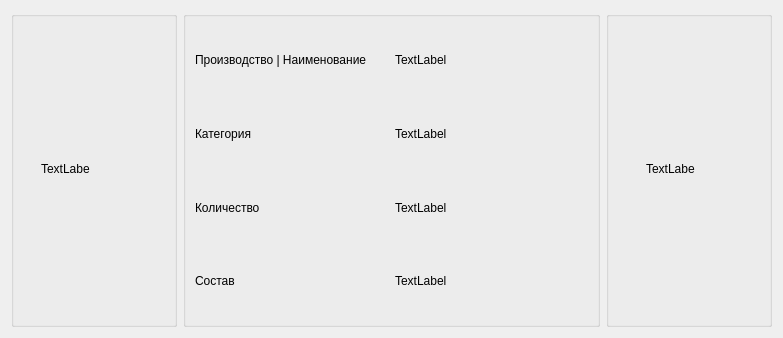
Old version of the form shoes-main/tovar.ui in the repository dcherep/shoes.
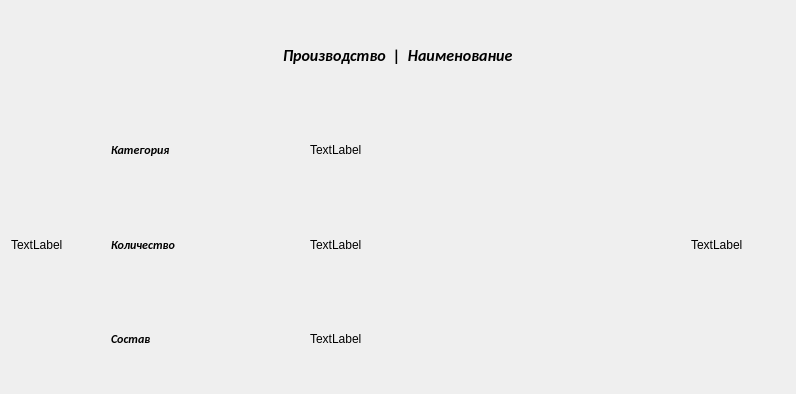
New version of the form.

What changed in the file:
```diff
--- a/shoes-main/tovar.ui
+++ b/shoes-main/tovar.ui
@@ -6,120 +6,122 @@
    <rect>
     <x>0</x>
     <y>0</y>
-    <width>783</width>
-    <height>338</height>
+    <width>796</width>
+    <height>394</height>
    </rect>
   </property>
   <property name="windowTitle">
    <string>Form</string>
   </property>
-  <layout class="QHBoxLayout" name="horizontalLayout" stretch="2,5,2">
-   <item>
-    <widget class="QGroupBox" name="groupBox">
-     <property name="title">
-      <string/>
-     </property>
-     <widget class="QLabel" name="lbl_image">
-      <property name="geometry">
-       <rect>
-        <x>30</x>
-        <y>150</y>
-        <width>49</width>
-        <height>16</height>
-       </rect>
-      </property>
-      <property name="text">
-       <string>TextLabel</string>
-      </property>
-      <property name="scaledContents">
-       <bool>true</bool>
-      </property>
-     </widget>
-    </widget>
-   </item>
-   <item>
-    <widget class="QGroupBox" name="groupBox_2">
-     <property name="title">
-      <string/>
-     </property>
-     <layout class="QGridLayout" name="gridLayout">
-      <item row="3" column="0">
-       <widget class="QLabel" name="label_5">
-        <property name="text">
-         <string>Состав</string>
-        </property>
-       </widget>
-      </item>
-      <item row="1" column="0">
+  <layout class="QGridLayout" name="gridLayout_2" columnstretch="1,1,1,4,1,0,0,0,0,0">
+   <item row="2" column="1">
        <widget class="QLabel" name="label_3">
+     <property name="font">
+      <font>
+       <family>Calibri</family>
+       <italic>true</italic>
+       <bold>true</bold>
+      </font>
+     </property>
         <property name="text">
          <string>Категория</string>
         </property>
        </widget>
       </item>
-      <item row="0" column="0">
-       <widget class="QLabel" name="label_2">
-        <property name="text">
-         <string>Производство | Наименование</string>
-        </property>
-       </widget>
-      </item>
-      <item row="2" column="0">
+   <item row="3" column="1">
        <widget class="QLabel" name="label_4">
+     <property name="font">
+      <font>
+       <family>Calibri</family>
+       <italic>true</italic>
+       <bold>true</bold>
+      </font>
+     </property>
         <property name="text">
          <string>Количество</string>
         </property>
        </widget>
       </item>
-      <item row="0" column="1">
-       <widget class="QLabel" name="lbl_name">
-        <property name="text">
-         <string>TextLabel</string>
-        </property>
-       </widget>
-      </item>
-      <item row="1" column="1">
-       <widget class="QLabel" name="lbl_category">
+   <item row="4" column="1">
+    <widget class="QLabel" name="label_5">
+     <property name="font">
+      <font>
+       <family>Calibri</family>
+       <italic>true</italic>
+       <bold>true</bold>
+      </font>
+     </property>
         <property name="text">
-         <string>TextLabel</string>
+      <string>Состав</string>
         </property>
        </widget>
       </item>
-      <item row="2" column="1">
+   <item row="3" column="3">
        <widget class="QLabel" name="lbl_count">
         <property name="text">
          <string>TextLabel</string>
         </property>
-       </widget>
-      </item>
-      <item row="3" column="1">
+     <property name="wordWrap">
+      <bool>true</bool>
+     </property>
+    </widget>
+   </item>
+   <item row="4" column="3">
        <widget class="QLabel" name="lbl_sostav">
         <property name="text">
          <string>TextLabel</string>
         </property>
-       </widget>
-      </item>
-     </layout>
+     <property name="wordWrap">
+      <bool>true</bool>
+     </property>
+    </widget>
+   </item>
+   <item row="2" column="3">
+    <widget class="QLabel" name="lbl_category">
+     <property name="text">
+      <string>TextLabel</string>
+     </property>
+     <property name="wordWrap">
+      <bool>true</bool>
+     </property>
     </widget>
    </item>
-   <item>
-    <widget class="QGroupBox" name="groupBox_3">
-     <property name="title">
-      <string/>
+   <item row="1" column="1" colspan="3" alignment="Qt::AlignmentFlag::AlignHCenter">
+    <widget class="QLabel" name="lbl_name">
+     <property name="font">
+      <font>
+       <family>Calibri</family>
+       <pointsize>12</pointsize>
+       <italic>true</italic>
+       <bold>true</bold>
+      </font>
      </property>
+     <property name="text">
+      <string>Производство  |  Наименование</string>
+     </property>
+    </widget>
+   </item>
+   <item row="3" column="0">
+    <widget class="QLabel" name="lbl_image">
+     <property name="maximumSize">
+      <size>
+       <width>100</width>
+       <height>100</height>
+      </size>
+     </property>
+     <property name="text">
+      <string>TextLabel</string>
+     </property>
+     <property name="scaledContents">
+      <bool>true</bool>
+     </property>
+    </widget>
+   </item>
+   <item row="3" column="4">
      <widget class="QLabel" name="lbl_price">
-      <property name="geometry">
-       <rect>
-        <x>40</x>
-        <y>150</y>
-        <width>49</width>
-        <height>16</height>
-       </rect>
-      </property>
       <property name="text">
        <string>TextLabel</string>
       </property>
-     </widget>
     </widget>
    </item>
   </layout>
```
Lines whose indentation alone changed are shown as unchanged.
